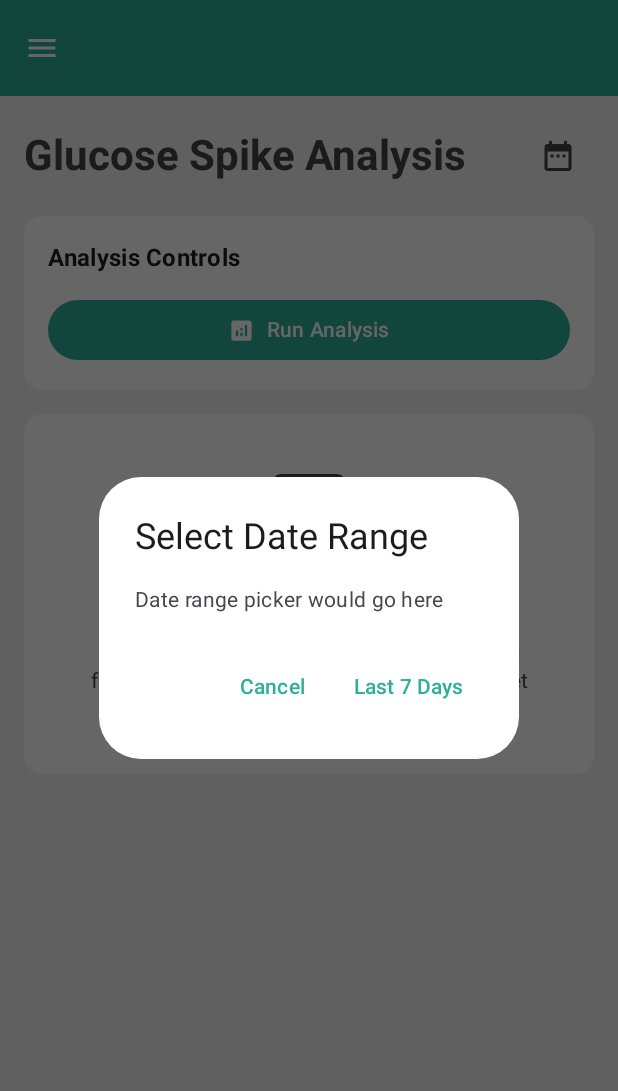
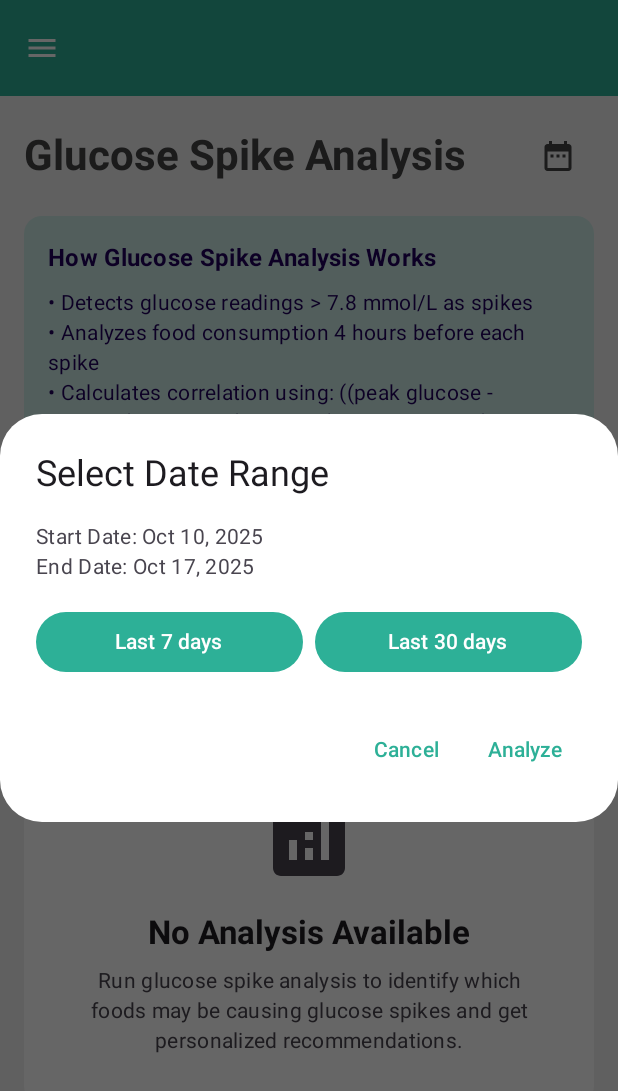
Before and after one commit to imhero2k/ass2, an Android app built with Jetpack Compose: the GlucoseSpikeAnalysisScreen screen opened through its navigation route, after a tap on "Select Date Range", on a phone screen of 412 x 824 dp. Shown: the top 1091 px of the screen. Run offline under Robolectric (Android 15) with nearby library versions, the phone set to English and light mode, and no system bars; our stand-ins replace Firebase (no records; nobody signed in at launch, a user with empty details on screens opened directly), Room's generated code.

Commit message:
Updating glucose spike

```diff
--- a/app/src/main/java/com/example/fit5046_app/GlucoseSpikeAnalysisScreen.kt
+++ b/app/src/main/java/com/example/fit5046_app/GlucoseSpikeAnalysisScreen.kt
@@ -41,6 +41,8 @@ fun GlucoseSpikeAnalysisScreen(
     val analysisProgress by viewModel.analysisProgress.collectAsState()
 
     var showDateRangePicker by remember { mutableStateOf(false) }
+    var selectedStartDate by remember { mutableStateOf(java.time.LocalDate.now().minusDays(7)) }
+    var selectedEndDate by remember { mutableStateOf(java.time.LocalDate.now()) }
 
     Column(
         modifier = Modifier
@@ -66,6 +68,53 @@ fun GlucoseSpikeAnalysisScreen(
                 Icon(
                     imageVector = Icons.Default.DateRange,
                     contentDescription = "Select Date Range"
+                )
+            }
+        }
+
+        Spacer(modifier = Modifier.height(16.dp))
+
+        // Explanation Card
+        Card(
+            modifier = Modifier.fillMaxWidth(),
+            colors = CardDefaults.cardColors(
+                containerColor = MaterialTheme.colorScheme.primaryContainer
+            )
+        ) {
+            Column(
+                modifier = Modifier.padding(16.dp)
+            ) {
+                Text(
+                    text = "How Glucose Spike Analysis Works",
+                    style = MaterialTheme.typography.titleMedium,
+                    fontWeight = FontWeight.Bold,
+                    color = MaterialTheme.colorScheme.onPrimaryContainer
+                )
+
+                Spacer(modifier = Modifier.height(8.dp))
+
+                Text(
+                    text = "• Detects glucose readings > 7.8 mmol/L as spikes",
+                    style = MaterialTheme.typography.bodyMedium,
+                    color = MaterialTheme.colorScheme.onPrimaryContainer
+                )
+
+                Text(
+                    text = "• Analyzes food consumption 4 hours before each spike",
+                    style = MaterialTheme.typography.bodyMedium,
+                    color = MaterialTheme.colorScheme.onPrimaryContainer
+                )
+
+                Text(
+                    text = "• Calculates correlation using: ((peak glucose - baseline) / baseline) × 100% (capped at 100%)",
+                    style = MaterialTheme.typography.bodyMedium,
+                    color = MaterialTheme.colorScheme.onPrimaryContainer
+                )
+
+                Text(
+                    text = "• Provides personalized food recommendations based on spike patterns",
+                    style = MaterialTheme.typography.bodyMedium,
+                    color = MaterialTheme.colorScheme.onPrimaryContainer
                 )
             }
         }
@@ -625,19 +674,55 @@ fun DateRangePickerDialog(
     onDismiss: () -> Unit,
     onConfirm: (start: java.time.LocalDateTime, end: java.time.LocalDateTime) -> Unit
 ) {
-    // Simplified date range picker - in a real app, you'd use a proper date picker
+    var startDate by remember { mutableStateOf(java.time.LocalDate.now().minusDays(7)) }
+    var endDate by remember { mutableStateOf(java.time.LocalDate.now()) }
+
     AlertDialog(
         onDismissRequest = onDismiss,
         title = { Text("Select Date Range") },
-        text = { Text("Date range picker would go here") },
+        text = {
+            Column {
+                Text("Start Date: ${startDate.format(java.time.format.DateTimeFormatter.ofPattern("MMM d, yyyy"))}")
+                Text("End Date: ${endDate.format(java.time.format.DateTimeFormatter.ofPattern("MMM d, yyyy"))}")
+
+                Spacer(modifier = Modifier.height(16.dp))
+
+                // Quick selection buttons
+                Row(
+                    modifier = Modifier.fillMaxWidth(),
+                    horizontalArrangement = Arrangement.SpaceEvenly
+                ) {
+                    Button(
+                        onClick = {
+                            endDate = java.time.LocalDate.now()
+                            startDate = endDate.minusDays(7)
+                        },
+                        modifier = Modifier.weight(1f)
+                    ) {
+                        Text("Last 7 days")
+                    }
+
+                    Spacer(modifier = Modifier.width(8.dp))
+
+                    Button(
+                        onClick = {
+                            endDate = java.time.LocalDate.now()
+                            startDate = endDate.minusDays(30)
+                        },
+                        modifier = Modifier.weight(1f)
+                    ) {
+                        Text("Last 30 days")
+                    }
+                }
+            }
+        },
         confirmButton = {
             TextButton(
                 onClick = {
-                    val now = java.time.LocalDateTime.now()
-                    onConfirm(now.minusDays(7), now)
+                    onConfirm(startDate.atStartOfDay(), endDate.atTime(23, 59, 59))
                 }
             ) {
-                Text("Last 7 Days")
+                Text("Analyze")
             }
         },
         dismissButton = {
```
